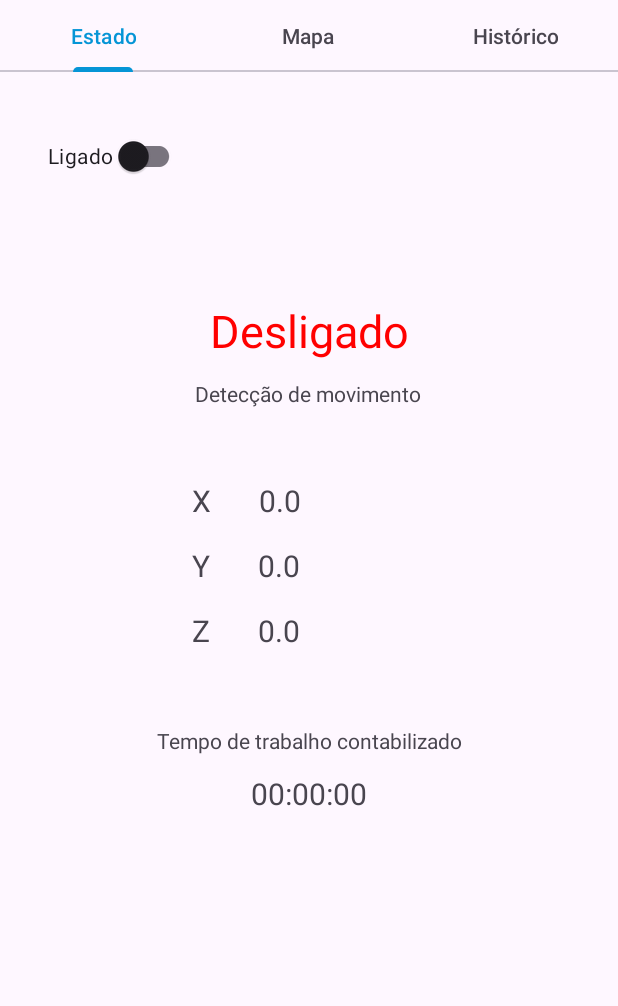
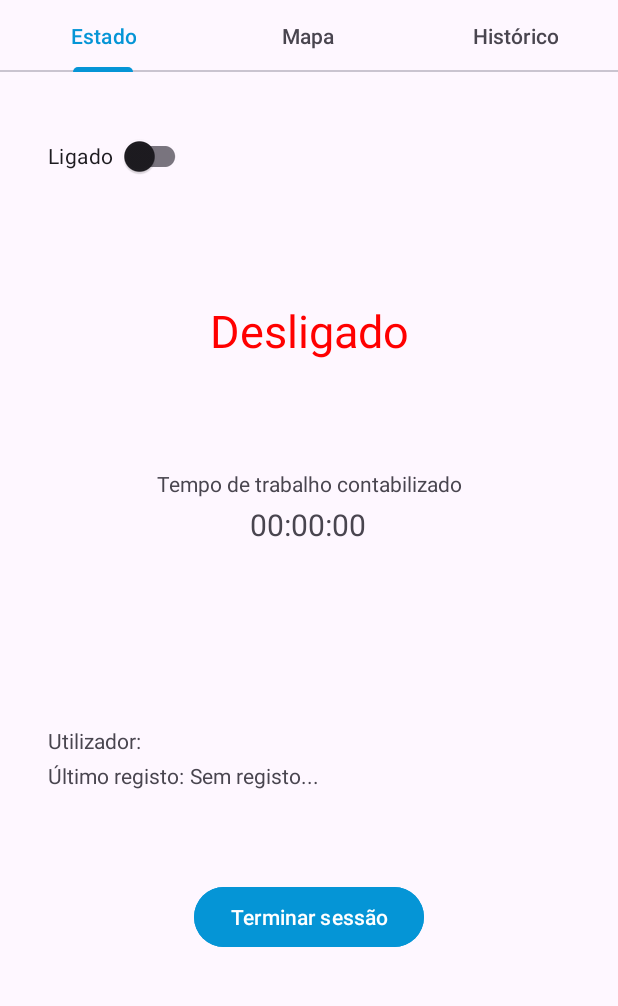
Before and after one commit to orlandopalmeira/Trabalho-SA-2023-2024, an Android app: the screen it shows after launch once a user with an empty profile is signed in (MainActivity), on a phone screen of 412 x 824 dp, the part 96-1102 px from its top. Run offline under Robolectric (Android 15) with nearby library versions, the phone set to English and light mode, and no system bars; our stand-ins replace Firebase (no records; nobody signed in at launch, a user with empty details on screens opened directly).

Commit message:
Sem o X Y Z na página inicial. Botão de logout ainda não funciona.

```diff
--- a/ProjectoSA/app/src/main/java/com/example/projectosa/LoginActivity.java
+++ b/ProjectoSA/app/src/main/java/com/example/projectosa/LoginActivity.java
@@ -12,6 +12,7 @@ import android.view.View;
 import android.widget.Button;
 import android.widget.Toast;
 
+import com.example.projectosa.state.EstadoApp;
 import com.google.android.gms.auth.api.signin.GoogleSignIn;
 import com.google.android.gms.auth.api.signin.GoogleSignInAccount;
 import com.google.android.gms.auth.api.signin.GoogleSignInClient;
@@ -19,6 +20,7 @@ import com.google.android.gms.auth.api.signin.GoogleSignInOptions;
 import com.google.android.gms.common.api.ApiException;
 import com.google.android.gms.tasks.Task;
 import com.google.firebase.auth.AuthCredential;
+import com.google.firebase.auth.AuthResult;
 import com.google.firebase.auth.FirebaseAuth;
 import com.google.firebase.auth.FirebaseUser;
 import com.google.firebase.auth.GoogleAuthProvider;
@@ -64,11 +66,13 @@ public class LoginActivity extends AppCompatActivity {
         super.onStart();
         FirebaseUser user = FirebaseAuth.getInstance().getCurrentUser();
 
-        if(user != null){
+        if(user != null){ // Já está autenticado
+            // Guardar o nome do utilizador no estado da aplicação
+            EstadoApp.setUsername(user.getDisplayName());
             // Direcionar o utilizador para a próxima activity
             Intent intent = new Intent(LoginActivity.this, MainActivity.class);
             startActivity(intent);
-            finish(); // Opcional, para fechar a atividade de login e impedir que o utilizador volte atrás com o botão de retorno
+            finish(); // para fechar a atividade de login e impedir que o utilizador volte atrás com o botão de retorno
         }
     }
 
@@ -78,10 +82,12 @@ public class LoginActivity extends AppCompatActivity {
         mAuth.signInWithCredential(credential)
             .addOnCompleteListener(this, task -> {
                 if (task.isSuccessful()) {
+                    AuthResult result = task.getResult();
+                    EstadoApp.setUsername(result.getUser().getDisplayName());
                     // Direcionar o utilizador para a próxima activity
                     Intent intent = new Intent(LoginActivity.this, MainActivity.class);
                     startActivity(intent);
-                    finish(); // Opcional, para fechar a atividade de login e impedir que o utilizador volte atrás com o botão de retorno
+                    finish(); // para fechar a atividade de login e impedir que o utilizador volte atrás com o botão de retorno
                 } else {
                     // Autenticação falhou
                     assert task.getException() != null; // evita warnings
--- a/ProjectoSA/app/src/main/java/com/example/projectosa/data/Database.java
+++ b/ProjectoSA/app/src/main/java/com/example/projectosa/data/Database.java
@@ -8,11 +8,17 @@ import com.google.firebase.firestore.CollectionReference;
 import com.google.firebase.firestore.FirebaseFirestore;
 import com.google.android.gms.tasks.Task;
 import com.google.firebase.firestore.DocumentReference;
+import com.google.firebase.firestore.Query;
 import com.google.firebase.firestore.QuerySnapshot;
 
 import java.util.ArrayList;
 import java.util.List;
 import java.util.Map;
+
+import java.time.LocalDate;
+import java.time.LocalDateTime;
+import java.time.format.DateTimeFormatter;
+import java.util.stream.Collectors;
 
 /**
  * Classe que controla interacções com a base de dados
@@ -76,12 +82,13 @@ public class Database {
         // asynchronous operation
         new Thread(() -> {
             try {
-                Task<QuerySnapshot> task = dbWorkTime.whereEqualTo("idTrabalhador", userId).get();
+                Task<QuerySnapshot> task = dbWorkTime.whereEqualTo("idTrabalhador", userId)
+                                            .orderBy("data", Query.Direction.DESCENDING).get();
                 QuerySnapshot querySnapshot = Tasks.await(task);
                 List<Object> resultobjects = querySnapshot.toObjects(Object.class);
                 List<WorkTime> result = new ArrayList<>(resultobjects.size());
                 for (Object o: resultobjects) {
-                    result.add(WorkTime.fromMap( (Map<String, Object>) o));
+                    result.add(WorkTime.fromMap((Map<String, Object>) o));
                 }
                 source.setResult(result);
             } catch (Exception e) {
@@ -91,4 +98,43 @@ public class Database {
 
         return source.getTask();
     }
+
+    public static Task<WorkTime> getLastWorkTimeInfo(){
+        FirebaseFirestore db = FirebaseFirestore.getInstance();
+        CollectionReference dbWorkTime = db.collection("work_time");
+        assert FirebaseAuth.getInstance().getCurrentUser() != null; // evita warnigns
+        String userId = FirebaseAuth.getInstance().getCurrentUser().getUid();
+
+        TaskCompletionSource<WorkTime> source = new TaskCompletionSource<>();
+        // Obtém a data actual
+        LocalDateTime hoje = LocalDate.now().atStartOfDay(); // atStartOfDay significa meia-noite
+        // Formata a data actual para comparar com os dados no Firestore
+        DateTimeFormatter formatter = DateTimeFormatter.ofPattern("yyyy-MM-dd'T'HH:mm:ss.SSSSSS");
+        String hojeFormatado = hoje.format(formatter);
+        // Query
+        Task<QuerySnapshot> task = dbWorkTime.whereEqualTo("idTrabalhador", userId)
+                                    .whereLessThan("data", hojeFormatado)
+                                    .orderBy("data", Query.Direction.DESCENDING).get();
+        // asynchronous operation
+        new Thread(() -> {
+            try {
+                List<Object> objects = Tasks.await(task).toObjects(Object.class);
+                if(objects.size() == 0){
+                    source.setResult(null);
+                } else {
+                    List<WorkTime> workTimesList = objects.stream()
+                            .map(obj -> WorkTime.fromMap((Map<String, Object>) obj))
+                            .collect(Collectors.toList());
+                    WorkTime result = WorkTime.reduce(workTimesList).values().stream()
+                            .sorted((w1, w2) -> w2.getData().compareTo(w1.getData()))
+                            .collect(Collectors.toList()).get(0);
+                    source.setResult(result);
+                }
+            } catch (Exception e) {
+                source.setException(e);
+            }
+        }).start();
+
+        return source.getTask();
+    }
 }
--- a/ProjectoSA/app/src/main/java/com/example/projectosa/pages/EstadoPage.java
+++ b/ProjectoSA/app/src/main/java/com/example/projectosa/pages/EstadoPage.java
@@ -1,5 +1,6 @@
 package com.example.projectosa.pages;
 
+import android.annotation.SuppressLint;
 import android.content.Intent;
 import android.os.Bundle;
 
@@ -21,14 +22,15 @@ import com.example.projectosa.utils.Utils;
 import com.google.android.gms.tasks.Task;
 import com.google.firebase.firestore.DocumentReference;
 
-import java.util.Locale;
+import java.time.LocalDateTime;
 
 public final class EstadoPage extends Fragment {
     TextView textViewEstado; // Indica o estado actual da aplicação (Desligado, Fora da área de trabalho, ...)
     SwitchCompat switchLigado; // Activa ou desactiva a monitorização da aplicação.
-    TextView viewX, viewY, viewZ; // textviews para se ver os valores do acelerómetro
+    //TextView viewX, viewY, viewZ; // textviews para se ver os valores do acelerómetro
     TextView textViewTempoTrabalhoContabilizado; // textview que mostra ao utilizador o tempo de trabalho que já foi contabilizado
     private boolean destroyed = false;
+    @SuppressLint("SetTextI18n")
     @Override
     public View onCreateView(LayoutInflater inflater, ViewGroup container, Bundle savedInstanceState) {
         // Inflate the layout for this fragment
@@ -37,11 +39,28 @@ public final class EstadoPage extends Fragment {
         textViewTempoTrabalhoContabilizado = rootView.findViewById(R.id.textViewTempoTrabalhoContabilizado);
         switchLigado = rootView.findViewById(R.id.switchLigado);
         Utils.coloredTextView(textViewEstado, "red", "Desligado", this);
-        viewX = rootView.findViewById(R.id.textViewX);
-        viewY = rootView.findViewById(R.id.textViewY);
-        viewZ = rootView.findViewById(R.id.textViewZ);
         handleSwitch();
-
+        // Colocar o nome do utilizador no ecrã
+        ((TextView)rootView.findViewById(R.id.textViewUserName)).setText(EstadoApp.getUsername());
+        // Colocar as informações do registo mais recente
+        TextView textViewUltimoRegisto = rootView.findViewById(R.id.textViewUltimoRegisto);
+        Database.getLastWorkTimeInfo().addOnSuccessListener(workTime -> {
+            if(workTime == null) {
+                textViewUltimoRegisto.setText("Sem registo...");
+            } else {
+                LocalDateTime data = workTime.getData();
+                int dia = data.getDayOfMonth(), mes = data.getMonthValue(), ano = data.getYear();
+                long tempoDeTrabalho = workTime.getSegundosDeTrabalho();
+                String text = dia + "/" + mes + "/" + ano + " " + Utils.milisecondsToFormattedString(tempoDeTrabalho * 1000);
+                textViewUltimoRegisto.setText(text);
+            }
+        }).addOnFailureListener(e -> {
+            try {
+                throw e;
+            } catch (Exception ex) {
+                throw new RuntimeException(ex);
+            }
+        });
         // Este observer permite à textview que apresenta o estado alterar o seu conteúdo automaticamente.
         Observer<Integer> textViewEstadoObserver = novoEstado -> {
             if(!destroyed) {
@@ -70,25 +89,8 @@ public final class EstadoPage extends Fragment {
             }
         };
         EstadoApp.registerSegundosTrabalhoObserver(textViewSegundosTrabalhoObserver);
-        // Observer para os valores do acelerómetro
-        Observer<Float[]> observerAccelerometer = coords -> {
-            if(!destroyed) {
-                actualizarInfoAcelerometro(coords[0], coords[1], coords[2]);
-            }
-        };
-        EstadoApp.registerAccelerometerObserver(observerAccelerometer);
 
         return rootView;
-    }
-
-    /**
-     * Actualiza os valores do acelerómetro no ecrã e o estado da aplicação.
-     */
-    private void actualizarInfoAcelerometro(Float x, Float y, Float z){
-        String casasDecimais = "%.6f"; // 6 casas decimais
-        viewX.setText(String.format(Locale.getDefault(), casasDecimais, x)); // Locale.getDefault() serve para evitar warnings
-        viewY.setText(String.format(Locale.getDefault(), casasDecimais, y));
-        viewZ.setText(String.format(Locale.getDefault(), casasDecimais, z));
     }
 
     /**
--- a/ProjectoSA/app/src/main/java/com/example/projectosa/pages/HistoricoPage.java
+++ b/ProjectoSA/app/src/main/java/com/example/projectosa/pages/HistoricoPage.java
@@ -21,6 +21,7 @@ import com.example.projectosa.utils.Utils;
 import java.time.LocalDate;
 import java.util.List;
 import java.util.Map;
+import java.util.stream.Collectors;
 
 
 public class HistoricoPage extends Fragment {
@@ -63,8 +64,9 @@ public class HistoricoPage extends Fragment {
         EstadoApp.registerSegundosTrabalhoObserver(textViewSegundosTrabalhoObserver);
         // Preencher a tabela de histórico
         Database.getWorkTimeHistoryOfUser().addOnSuccessListener((List<WorkTime> workTimes) -> {
-            Map<LocalDate,WorkTime> registos = WorkTime.reduce(workTimes);
-            for(WorkTime wt: registos.values()){
+            List<WorkTime> registosOrd = WorkTime.reduce(workTimes).values().stream().sorted((w1,w2) ->
+                        w2.getData().compareTo(w1.getData())).collect(Collectors.toList());
+            for(WorkTime wt: registosOrd){
                 addTableRow(rootView, wt);
             }
         }).addOnFailureListener(e -> {
--- a/ProjectoSA/app/src/main/java/com/example/projectosa/state/EstadoApp.java
+++ b/ProjectoSA/app/src/main/java/com/example/projectosa/state/EstadoApp.java
@@ -36,7 +36,18 @@ public class EstadoApp {
     private static final List<Observer<LatLng>> locationObservers = new ArrayList<>(); // observadores da localização
     private static boolean insideGeofences = false;
 
+    // Informações do utilizador
+    private static String username;
+
     private EstadoApp() {} // Esta classe não foi feita para ser instanciada.
+
+    public static void setUsername(String username) {
+        EstadoApp.username = username;
+    }
+
+    public static String getUsername(){
+        return username;
+    }
 
     public static long getWorkTime(){
         return milissegundosDeTrabalho;
--- a/ProjectoSA/app/src/main/res/layout/fragment_estado_page.xml
+++ b/ProjectoSA/app/src/main/res/layout/fragment_estado_page.xml
@@ -13,7 +13,7 @@
         android:layout_height="wrap_content"
         android:layout_marginStart="32dp"
         android:layout_marginTop="32dp"
-        android:text="Ligado"
+        android:text="Ligado "
         app:layout_constraintStart_toStartOf="parent"
         app:layout_constraintTop_toTopOf="parent" />
 
@@ -30,100 +30,75 @@
         app:layout_constraintTop_toTopOf="parent" />
 
     <TextView
-        android:id="@+id/textView2"
+        android:id="@+id/textView5"
         android:layout_width="wrap_content"
         android:layout_height="wrap_content"
-        android:layout_marginTop="12dp"
-        android:text="Detecção de movimento"
+        android:layout_marginTop="72dp"
+        android:text="Tempo de trabalho contabilizado"
         app:layout_constraintEnd_toEndOf="parent"
-        app:layout_constraintHorizontal_bias="0.498"
         app:layout_constraintStart_toStartOf="parent"
         app:layout_constraintTop_toBottomOf="@+id/textViewEstado" />
 
     <TextView
-        android:id="@+id/textView"
+        android:id="@+id/textViewTempoTrabalhoContabilizado"
         android:layout_width="wrap_content"
         android:layout_height="wrap_content"
-        android:layout_marginStart="128dp"
-        android:layout_marginTop="272dp"
-        android:text="X"
+        android:layout_marginTop="4dp"
+        android:text="00:00:00"
         android:textSize="20sp"
+        app:layout_constraintEnd_toEndOf="parent"
+        app:layout_constraintHorizontal_bias="0.498"
         app:layout_constraintStart_toStartOf="parent"
-        app:layout_constraintTop_toTopOf="parent" />
+        app:layout_constraintTop_toBottomOf="@+id/textView5" />
 
     <TextView
-        android:id="@+id/textViewY"
+        android:id="@+id/textView168"
         android:layout_width="wrap_content"
         android:layout_height="wrap_content"
         android:layout_marginStart="32dp"
-        android:layout_marginTop="16dp"
-        android:text="0.0"
-        android:textSize="20sp"
-        app:layout_constraintStart_toEndOf="@+id/textView3"
-        app:layout_constraintTop_toBottomOf="@+id/textViewX" />
+        android:layout_marginTop="356dp"
+        android:text="Utilizador: "
+        app:layout_constraintStart_toStartOf="parent"
+        app:layout_constraintTop_toBottomOf="@+id/switchLigado" />
 
     <TextView
-        android:id="@+id/textViewX"
+        android:id="@+id/textViewUserName"
         android:layout_width="wrap_content"
         android:layout_height="wrap_content"
-        android:layout_marginStart="32dp"
-        android:layout_marginTop="48dp"
-        android:text="0.0"
-        android:textSize="20sp"
-        app:layout_constraintStart_toEndOf="@+id/textView"
-        app:layout_constraintTop_toBottomOf="@+id/textView2" />
+        android:layout_marginStart="4dp"
+        android:layout_marginTop="356dp"
+        android:text="TextView"
+        app:layout_constraintStart_toEndOf="@+id/textView168"
+        app:layout_constraintTop_toBottomOf="@+id/switchLigado" />
 
     <TextView
         android:id="@+id/textView3"
         android:layout_width="wrap_content"
         android:layout_height="wrap_content"
-        android:layout_marginStart="128dp"
-        android:layout_marginTop="16dp"
-        android:text="Y"
-        android:textSize="20sp"
+        android:layout_marginStart="32dp"
+        android:layout_marginTop="4dp"
+        android:text="Último registo:"
         app:layout_constraintStart_toStartOf="parent"
-        app:layout_constraintTop_toBottomOf="@+id/textView" />
+        app:layout_constraintTop_toBottomOf="@+id/textView168" />
+
+    <Button
+        android:id="@+id/button"
+        android:layout_width="wrap_content"
+        android:layout_height="wrap_content"
+        android:layout_marginTop="224dp"
+        android:backgroundTint="@color/corApp"
+        android:text="Terminar sessão"
+        app:layout_constraintEnd_toEndOf="parent"
+        app:layout_constraintStart_toStartOf="parent"
+        app:layout_constraintTop_toBottomOf="@+id/textViewTempoTrabalhoContabilizado" />
 
     <TextView
-        android:id="@+id/textViewZ"
+        android:id="@+id/textViewUltimoRegisto"
         android:layout_width="wrap_content"
         android:layout_height="wrap_content"
-        android:layout_marginStart="32dp"
-        android:layout_marginTop="16dp"
-        android:text="0.0"
-        android:textSize="20sp"
-        app:layout_constraintStart_toEndOf="@+id/textView4"
-        app:layout_constraintTop_toBottomOf="@+id/textViewY" />
-
-    <TextView
-        android:id="@+id/textView4"
-        android:layout_width="wrap_content"
-        android:layout_height="wrap_content"
-        android:layout_marginStart="128dp"
-        android:layout_marginTop="16dp"
-        android:text="Z"
-        android:textSize="20sp"
-        app:layout_constraintStart_toStartOf="parent"
-        app:layout_constraintTop_toBottomOf="@+id/textView3" />
-
-    <TextView
-        android:id="@+id/textView5"
-        android:layout_width="wrap_content"
-        android:layout_height="wrap_content"
-        android:layout_marginTop="212dp"
-        android:text="Tempo de trabalho contabilizado"
-        app:layout_constraintEnd_toEndOf="parent"
-        app:layout_constraintStart_toStartOf="parent"
-        app:layout_constraintTop_toBottomOf="@+id/textView2" />
-
-    <TextView
-        android:id="@+id/textViewTempoTrabalhoContabilizado"
-        android:layout_width="wrap_content"
-        android:layout_height="wrap_content"
-        android:layout_marginTop="12dp"
-        android:text="00:00:00"
-        android:textSize="20sp"
-        app:layout_constraintEnd_toEndOf="parent"
-        app:layout_constraintStart_toStartOf="parent"
-        app:layout_constraintTop_toBottomOf="@+id/textView5" />
+        android:layout_marginStart="4dp"
+        android:layout_marginTop="4dp"
+        android:text="A carregar..."
+        app:layout_constraintStart_toEndOf="@+id/textView3"
+        app:layout_constraintTop_toBottomOf="@+id/textViewUserName" />
 </androidx.constraintlayout.widget.ConstraintLayout>
```
